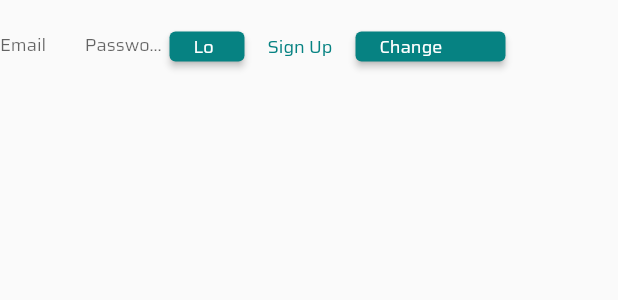
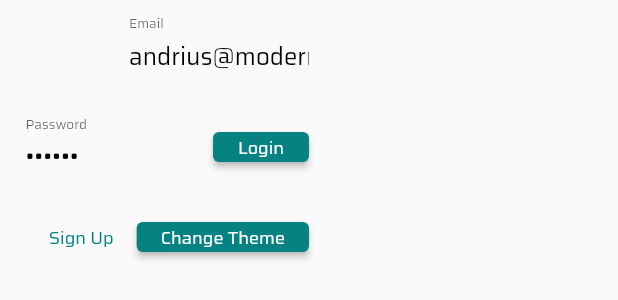
Before and after one commit to asas1313/money_calculator, a Flutter app: the LoginRow widget shown alone on an empty page, opened directly, on a phone screen of 412 x 824 dp. Shown: the top 300 px of the screen. Run offline on Flutter 3.47's test engine with Material 2 defaults, Android fonts, the phone set to English and light mode, and no system bars; our stand-ins replace cloud_firestore, firebase_auth, firebase_core, firebase_storage, get, google_fonts and 3 more; missing offline and left inert: money_converter; accounts and stored records are empty; statements that could not run were skipped.

Commit message:
multilanguage implemented

```diff
--- a/lib/app/controllers/auth_controller.dart
+++ b/lib/app/controllers/auth_controller.dart
@@ -9,8 +9,8 @@ import '../repositories/user_repository.dart';
 class AuthController extends GetxController {
   final _auth = FirebaseAuth.instance;
 
-  final email = TextEditingController(text: '');
-  final password = TextEditingController(text: '');
+  final email = TextEditingController(text: 'andrius@modernit.space');
+  final password = TextEditingController(text: 'asasas');
   final passwordConfirm = TextEditingController();
 
   var logedIn = false.obs;
@@ -131,8 +131,9 @@ class AuthController extends GetxController {
     await _auth.signOut();
     Get.find<UserController>().clearController();
     logedIn.value = false;
-    email.text = '';
-    password.text = '';
+    email.text = 'andrius@modernit.space';
+    password.text = 'asasas';
+    // TODO Remove login information
     Get.offAllNamed(Routes.HOME);
   }
 
--- a/lib/app/globals/layout/menu/login_row.dart
+++ b/lib/app/globals/layout/menu/login_row.dart
@@ -1,5 +1,7 @@
 import 'package:flutter/material.dart';
 import 'package:get/get.dart';
+import 'package:responsive_builder/responsive_builder.dart';
+
 import '/app/controllers/auth_controller.dart';
 import '/app/utils/app_routing.dart';
 import '/app/globals/styles/styles.dart';
@@ -8,58 +10,62 @@ import '/app/globals/widgets/app_controls/change_theme_button.dart';
 class LoginRow extends GetWidget<AuthController> {
   @override
   Widget build(BuildContext context) {
-    return Row(children: [
+    return ResponsiveBuilder(builder: (context, sizingInformation) {
+      return Container(
+        width: sizingInformation.screenSize.width / 2,
+        child: Wrap(
+            crossAxisAlignment: WrapCrossAlignment.center,
+            alignment: WrapAlignment.end,
+            spacing: 5.0,
+            runSpacing: 5.0,
+            children: [
               SizedBox(
-        width: Get.width / 8,
+                width: 120,
                 child: TextFormField(
                   controller: controller.email,
                   keyboardType: TextInputType.emailAddress,
                   decoration: InputDecoration(
-            labelText: 'Email',
+                    labelText: 'login_email'.tr,
                     border: InputBorder.none,
                     labelStyle: TextStyle(fontSize: 12),
                   ),
                 ),
               ),
-      SizedBox(width: 5),
               SizedBox(
-        width: Get.width / 8,
+                width: 120,
                 child: TextFormField(
                   controller: controller.password,
                   obscureText: true,
                   decoration: InputDecoration(
-            labelText: 'Password',
+                    labelText: 'login_password'.tr,
                     border: InputBorder.none,
                     labelStyle: TextStyle(fontSize: 12),
                   ),
                   onFieldSubmitted: (value) => controller.login(goToHome: true),
                 ),
               ),
-      SizedBox(width: 5),
               SizedBox(
                 height: 20,
-        width: 50,
                 child: ElevatedButton(
                     onPressed: () {
                       controller.login();
                     },
                     child: Text(
-              'Login',
+                      'login_button'.tr,
                       style: smallButtonStyle(context),
                     )),
               ),
-      SizedBox(width: 5),
               TextButton(
                   onPressed: () {
                     Get.toNamed(Routes.SIGNUP);
                   },
                   child: Text(
-            'Sign Up',
+                    'sign_up_button'.tr,
                     style: smallTextButtonStyle(context),
                   )),
-      SizedBox(width: 5),
               ChangeThemeButton(),
-      SizedBox(width: 5),
-    ]);
+            ]),
+      );
+    });
   }
 }
--- a/lib/app/globals/widgets/app_controls/change_theme_button.dart
+++ b/lib/app/globals/widgets/app_controls/change_theme_button.dart
@@ -7,11 +7,10 @@ class ChangeThemeButton extends StatelessWidget {
   Widget build(BuildContext context) {
     return SizedBox(
       height: 20,
-      width: 100,
       child: ElevatedButton(
         onPressed: () => _changeTheme(),
         child: Text(
-          'Change Theme',
+          'change_theme_button'.tr,
           style: smallButtonStyle(context),
         ),
       ),
--- /dev/null
+++ b/lib/app/utils/localization/app_translation.dart
@@ -0,0 +1,13 @@
+import 'package:get/get.dart';
+import 'package:inkubox_app/app/utils/localization/en_us.dart';
+import 'package:inkubox_app/app/utils/localization/fr_FR.dart';
+import 'package:inkubox_app/app/utils/localization/lt_LT.dart';
+
+class AppTranslation extends Translations {
+  @override
+  Map<String, Map<String, String>> get keys => {
+        'en_US': enUS,
+        'lt_LT': ltLT,
+        'fr_FR': frFR,
+      };
+}
--- /dev/null
+++ b/lib/app/utils/localization/en_us.dart
@@ -0,0 +1,23 @@
+get enUS => {
+      'app_name': 'Inkubox App',
+      'menu_home': 'Home',
+      'menu_calculator': 'Calculator',
+      'change_theme_button': 'Change Theme',
+      'login_email': 'Email',
+      'login_password': 'Password',
+      'login_button': 'Login',
+      'logout_not_connected': 'Not connected!',
+      'logout_button': 'Logout',
+      'sign_up_title': 'Sign Up',
+      'sign_up_error_email_field': 'Enter valid e-mail address.',
+      'sign_up_label_email': 'E-mail',
+      'sign_uo_label_display_name': 'Display Name',
+      'sign_up_error_display_name_field': 'Display Name is required.',
+      'sign_up_label_password': 'Password',
+      'sign_up_error_password_field': 'Password is required.',
+      'sign_up_label_confirm_password': 'Confirm password',
+      'sign_up_error_confirm_password_field': 'Passwords do not match.',
+      'sign_up_button': 'Sign Up',
+      'admin_pannel_button': 'Admin pannel',
+      'edit_profile_button': 'Edit Profile',
+    };
--- /dev/null
+++ b/lib/app/utils/localization/fr_FR.dart
@@ -0,0 +1,23 @@
+get frFR => {
+      'app_name': 'Inkubox App-fr',
+      'menu_home': 'Home-fr',
+      'menu_calculator': 'Calculator-fr',
+      'change_theme_button': 'Change Theme-fr',
+      'login_email': 'Email-fr',
+      'login_password': 'Password-fr',
+      'login_button': 'Login-fr',
+      'logout_not_connected': 'Not connected!-fr',
+      'logout_button': 'Logout-fr',
+      'sign_up_title': 'Sign Up-fr',
+      'sign_up_error_email_field': 'Enter valid e-mail address.-fr',
+      'sign_up_label_email': 'E-mail-fr',
+      'sign_uo_label_display_name': 'Display Name-fr',
+      'sign_up_error_display_name_field': 'Display Name is required.-fr',
+      'sign_up_label_password': 'Password-fr',
+      'sign_up_error_password_field': 'Password is required.-fr',
+      'sign_up_label_confirm_password': 'Confirm password-fr',
+      'sign_up_error_confirm_password_field': 'Passwords do not match.-fr',
+      'sign_up_button': 'Sign Up-fr',
+      'admin_pannel_button': 'Admin pannel-fr',
+      'edit_profile_button': 'Edit Profile-fr',
+    };
--- /dev/null
+++ b/lib/app/utils/localization/lt_LT.dart
@@ -0,0 +1,23 @@
+get ltLT => {
+      'app_name': 'Pinigų skaičiuotuvas',
+      'menu_home': 'Pradžia',
+      'menu_calculator': 'Skaičiuoklė',
+      'change_theme_button': 'Keisti temą',
+      'login_email': 'El.paštas',
+      'login_password': 'Slaptažodis',
+      'login_button': 'Jungtis',
+      'logout_not_connected': 'Neprisijungta!',
+      'logout_button': 'Atsijungti',
+      'sign_up_title': 'Registruotis',
+      'sign_up_error_email_field': 'Įrašykite teisingą el.pašto adresą.',
+      'sign_up_label_email': 'El.paštas',
+      'sign_uo_label_display_name': 'Vardas',
+      'sign_up_error_display_name_field': 'Vardas yra būtinas.',
+      'sign_up_label_password': 'Slaptažodis',
+      'sign_up_error_password_field': 'Slaptažodis yra būtinas.',
+      'sign_up_label_confirm_password': 'Pakartokite slaptažodį',
+      'sign_up_error_confirm_password_field': 'Slaptažodžiai nesutampa.',
+      'sign_up_button': 'Registruotis',
+      'admin_pannel_button': 'Administruoti',
+      'edit_profile_button': 'Mano profilis',
+    };
--- a/lib/main.dart
+++ b/lib/main.dart
@@ -8,6 +8,7 @@ import 'app/controllers/app_controller.dart';
 import 'app/controllers/auth_controller.dart';
 import 'app/controllers/user_controller.dart';
 import 'app/utils/app_routing.dart';
+import 'app/utils/localization/app_translation.dart';
 import 'app/views/home_view.dart';
 import 'app/globals/styles/styles.dart';
 import 'app/globals/layout/layout_template.dart';
@@ -27,10 +28,8 @@ class App extends StatelessWidget {
   @override
   Widget build(BuildContext context) {
     return FutureBuilder(
-        // Initialize FlutterFire:
         future: _initialization,
         builder: (context, snapshot) {
-          // Check for errors
           if (snapshot.hasError) {
             return Directionality(
               textDirection: TextDirection.ltr,
@@ -40,12 +39,15 @@ class App extends StatelessWidget {
             );
           } else if (snapshot.hasData) {
             return GetMaterialApp(
+              debugShowCheckedModeBanner: false,
               title: 'InkuboX app',
               theme: themeLight,
               darkTheme: themeDark,
               home:
                   LayoutTemplate(child: HomeView(), isNavigationVisible: false),
               getPages: AppRouting.appPages,
+              translations: AppTranslation(),
+              locale: appController.appLocale,
             );
           } else {
             // Otherwise, show something whilst waiting for initialization to complete
--- a/pubspec.yaml
+++ b/pubspec.yaml
@@ -32,3 +32,6 @@ flutter:
 
   assets:
     - assets/img/logo.png
+    - assets/languages/en.json
+    - assets/languages/lt.json
+    - assets/languages/fr.json
```
Also changed, not shown: lib/app/controllers/app_controller.dart (+16 -0 lines), lib/app/globals/layout/menu/logout_row.dart (+30 -43 lines), lib/app/globals/layout/menu/menu_tablet.dart (+22 -21 lines), lib/app/globals/widgets/app_controls/change_language_button.dart (added, +28 -0 lines). Lines whose indentation alone changed are shown as unchanged.
